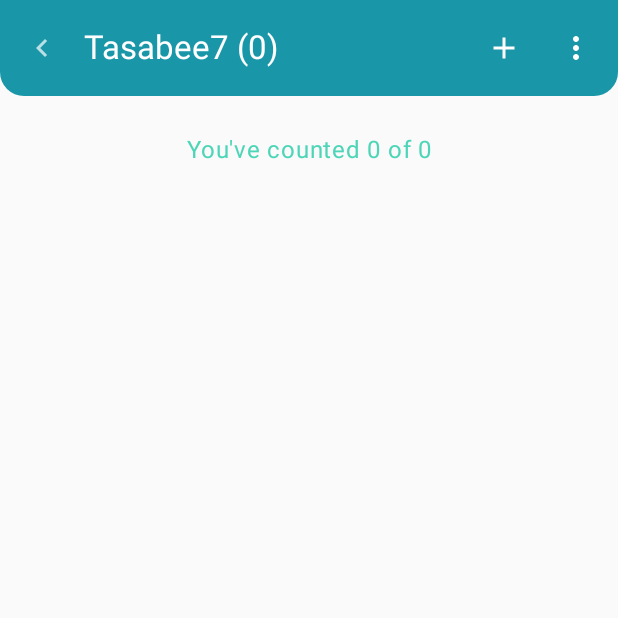
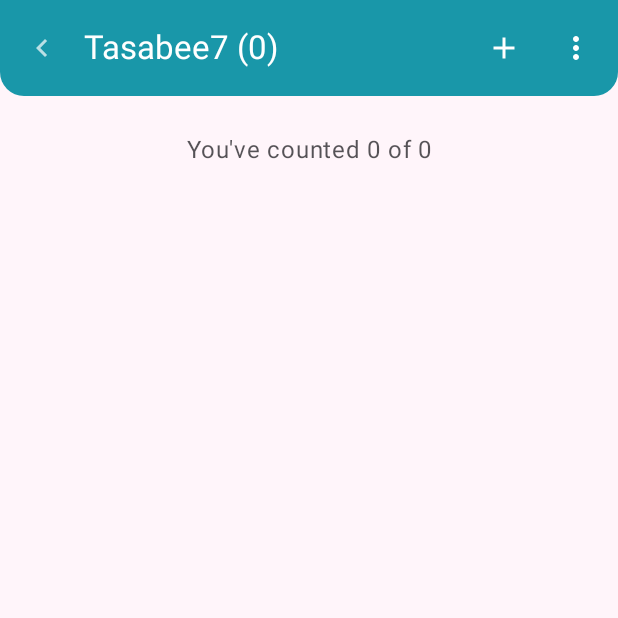
Before and after one commit to AmmarYasserAllaithy/Masb7ty, an Android app built with Jetpack Compose: the screen it shows after launch (MainActivity), on a phone screen of 412 x 824 dp, the top half of it. Run offline under Robolectric (Android 15) with nearby library versions, the phone set to English and light mode, and no system bars; our stand-ins replace Room's generated code, livedata-compose.

Commit message:
update color scheme and force background color

```diff
--- a/app/src/main/java/com/ammaryasser/masb7ty/screen/AboutScreen.kt
+++ b/app/src/main/java/com/ammaryasser/masb7ty/screen/AboutScreen.kt
@@ -3,7 +3,6 @@ package com.ammaryasser.masb7ty.screen
 import androidx.compose.foundation.Image
 import androidx.compose.foundation.background
 import androidx.compose.foundation.layout.Arrangement
-import androidx.compose.foundation.layout.Box
 import androidx.compose.foundation.layout.Column
 import androidx.compose.foundation.layout.fillMaxSize
 import androidx.compose.foundation.layout.padding
@@ -15,6 +14,7 @@ import androidx.compose.ui.Alignment
 import androidx.compose.ui.Modifier
 import androidx.compose.ui.res.painterResource
 import androidx.compose.ui.res.stringResource
+import androidx.compose.ui.text.style.TextAlign
 import androidx.compose.ui.unit.dp
 import com.ammaryasser.masb7ty.R
 import com.ammaryasser.masb7ty.component.TopBar
@@ -22,6 +22,12 @@ import com.ammaryasser.masb7ty.component.TopBar
 
 @Composable
 fun AboutScreen(onNavBack: () -> Unit) {
+    Column(
+        modifier = Modifier
+            .fillMaxSize()
+            .background(MaterialTheme.colorScheme.background)
+    ) {
+
         TopBar(stringResource(R.string.about), true, onNavBack)
 
         Column(
@@ -46,8 +52,12 @@ fun AboutScreen(onNavBack: () -> Unit) {
             Text(
                 text = stringResource(id = R.string.description),
                 style = MaterialTheme.typography.headlineSmall,
-            color = MaterialTheme.colorScheme.onBackground
+                color = MaterialTheme.colorScheme.onBackground,
+                modifier = Modifier.padding(horizontal = 16.dp),
+                textAlign = TextAlign.Center
             )
+        }
 
     }
+
 }
--- a/app/src/main/java/com/ammaryasser/masb7ty/screen/Masba7tyScreen.kt
+++ b/app/src/main/java/com/ammaryasser/masb7ty/screen/Masba7tyScreen.kt
@@ -16,14 +16,14 @@ import androidx.compose.foundation.layout.width
 import androidx.compose.foundation.rememberScrollState
 import androidx.compose.foundation.shape.RoundedCornerShape
 import androidx.compose.foundation.verticalScroll
+import androidx.compose.material.icons.Icons
 import androidx.compose.material.icons.Icons.Outlined
-import androidx.compose.material.icons.outlined.ArrowBack
-import androidx.compose.material.icons.outlined.ArrowForward
-import androidx.compose.material.icons.outlined.List
+import androidx.compose.material.icons.automirrored.outlined.KeyboardArrowLeft
+import androidx.compose.material.icons.automirrored.outlined.KeyboardArrowRight
+import androidx.compose.material.icons.outlined.Menu
 import androidx.compose.material.icons.outlined.Refresh
 import androidx.compose.material3.Icon
 import androidx.compose.material3.IconButton
-import androidx.compose.material3.MaterialTheme
 import androidx.compose.material3.MaterialTheme.colorScheme
 import androidx.compose.material3.MaterialTheme.typography
 import androidx.compose.material3.Text
@@ -51,7 +51,7 @@ import com.ammaryasser.masb7ty.viewmodel.Masba7tyScreenViewModel
 
 
 private lateinit var vm: Masba7tyScreenViewModel
-var tasbee7Id: MutableState<Int> = mutableStateOf(0)
+var tasbee7Id: MutableState<Int> = mutableIntStateOf(0)
 
 
 @Composable
@@ -64,13 +64,13 @@ fun Masba7tyScreen(
     LockScreenOrientation(1)
 
     Column(
-        modifier = Modifier.fillMaxSize(),
-//            .background(colorScheme.background),
-        verticalArrangement = Arrangement.spacedBy(1.dp)
+        modifier = Modifier
+            .fillMaxSize()
+            .background(colorScheme.background),
     ) {
         TopBar {
             IconButton(onClick = { onNavToTasabee7Screen(false) }) {
-                Icon(Outlined.List, "", tint = colorScheme.onPrimary)
+                Icon(Outlined.Menu, "", tint = colorScheme.onPrimary)
             }
         }
 
@@ -189,7 +189,7 @@ fun Tasbee7Text(text: String) {
         Modifier
             .fillMaxWidth()
             .heightIn(0.dp, 400.dp)
-            .padding(top = 8.dp, bottom = 2.dp, start = 8.dp, end = 8.dp)
+            .padding(top = 8.dp, bottom = 0.dp, start = 8.dp, end = 8.dp)
             .clip(rocoshape)
             .background(colorScheme.surface)
             .verticalScroll(rememberScrollState())
@@ -215,7 +215,7 @@ fun CounterBoard(
     Box(
         Modifier
             .fillMaxWidth()
-            .padding(horizontal = 8.dp)
+            .padding(vertical = 2.dp, horizontal = 8.dp)
             .clip(rocoshape)
             .background(colorScheme.surface)
             .padding(vertical = 5.dp, horizontal = 12.dp)
@@ -256,25 +256,25 @@ fun NavCtrl(
 ) {
     Row(
         modifier = Modifier
-            .padding(top = 1.dp)
             .fillMaxWidth()
             .padding(horizontal = 8.dp)
             .clip(rocoshape),
-        horizontalArrangement = Arrangement.spacedBy(1.dp),
+        horizontalArrangement = Arrangement.SpaceEvenly,
         verticalAlignment = Alignment.CenterVertically,
     ) {
 
         val modifier = Modifier
-            .weight(1f)
+            .clip(rocoshape)
             .background(colorScheme.surface)
+            .padding(horizontal = 8.dp)
         val tint = colorScheme.onSurface.copy(.5f)
 
         IconButton(onClick = onPrev, modifier = modifier) {
-            Icon(Outlined.ArrowBack, "", tint = tint)
+            Icon(Icons.AutoMirrored.Outlined.KeyboardArrowLeft, "", tint = tint)
         }
 
         IconButton(onClick = onNext, modifier = modifier) {
-            Icon(Outlined.ArrowForward, "", tint = tint)
+            Icon(Icons.AutoMirrored.Outlined.KeyboardArrowRight, "", tint = tint)
         }
 
     }
--- a/app/src/main/java/com/ammaryasser/masb7ty/screen/Tasabee7Screen.kt
+++ b/app/src/main/java/com/ammaryasser/masb7ty/screen/Tasabee7Screen.kt
@@ -36,8 +36,6 @@ import androidx.compose.runtime.remember
 import androidx.compose.runtime.setValue
 import androidx.compose.ui.Alignment
 import androidx.compose.ui.Modifier
-import androidx.compose.ui.draw.clip
-import androidx.compose.ui.graphics.Color
 import androidx.compose.ui.platform.LocalContext
 import androidx.compose.ui.res.stringResource
 import androidx.compose.ui.text.style.TextAlign
@@ -49,7 +47,6 @@ import com.ammaryasser.masb7ty.component.RoundedTextField
 import com.ammaryasser.masb7ty.component.Tasbee7SwipeCard
 import com.ammaryasser.masb7ty.component.TopBar
 import com.ammaryasser.masb7ty.data.Tasbee7
-import com.ammaryasser.masb7ty.util.rocoshape
 import com.ammaryasser.masb7ty.viewmodel.Tasabee7ScreenViewModel
 
 
@@ -64,7 +61,11 @@ fun Tasabee7Screen(
 ) {
     vm = viewModel(factory = Tasabee7ScreenViewModel.Factory)
 
-    Column(Modifier.fillMaxSize()) {
+    Column(
+        Modifier
+            .fillMaxSize()
+            .background(colorScheme.background)
+    ) {
         val tasabee7 = vm.tasabee7.observeAsState()
 
         var total by remember { mutableIntStateOf(0) }
@@ -86,7 +87,7 @@ fun Tasabee7Screen(
             Tasabee7Grid(this, Modifier.weight(1f), onNavBack) {
                 Text(
                     text = stringResource(R.string.stats_phrase, totalCount, totalTarget),
-                    color = colorScheme.secondary.copy(.75f),
+                    color = colorScheme.onBackground.copy(.75f),
                     textAlign = TextAlign.Center,
                     modifier = Modifier
                         .fillMaxWidth()
--- a/app/src/main/java/com/ammaryasser/masb7ty/ui/theme/Color.kt
+++ b/app/src/main/java/com/ammaryasser/masb7ty/ui/theme/Color.kt
@@ -1,15 +1,6 @@
 package com.ammaryasser.masb7ty.ui.theme
 
 import androidx.compose.ui.graphics.Color
-
-val Purple80 = Color(0xFFD0BCFF)
-val PurpleGrey80 = Color(0xFFCCC2DC)
-val Pink80 = Color(0xFFEFB8C8)
-
-val Purple40 = Color(0xFF6650a4)
-val PurpleGrey40 = Color(0xFF625b71)
-val Pink40 = Color(0xFF7D5260)
-
 
 enum class Palette(val color: Color) {
     Green(Color(0xFF11C8A0)),
--- a/app/src/main/java/com/ammaryasser/masb7ty/ui/theme/Theme.kt
+++ b/app/src/main/java/com/ammaryasser/masb7ty/ui/theme/Theme.kt
@@ -31,7 +31,7 @@ private val LightColorScheme = lightColorScheme(
     secondary = Palette.Green.color,
     tertiary = Palette.Purple.color,
     background = Color(255, 245, 250),
-    surface = Color(240, 230, 235),
+    surface = Color(0xFFEFEBEE),
 
     onPrimary = Color.White,
     onSecondary = Color.White,
```
Lines whose indentation alone changed are shown as unchanged.
